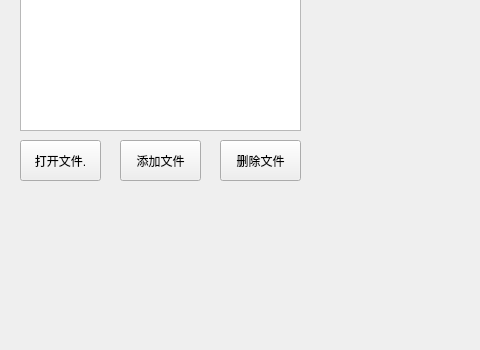
Qt form open_files.ui (ValleyQ/Xrename) before a commit; both pictures show x 0 to 480 and y 250 to 600 of the 800 by 600 pixel window.
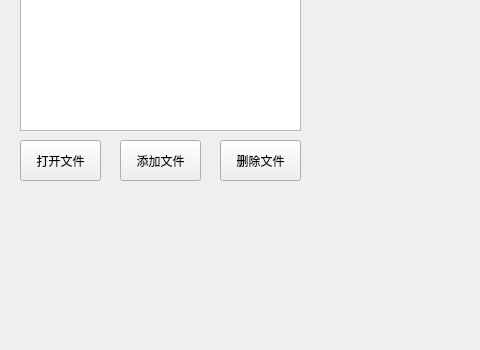
The same form after that commit.

Commit message: 界面修改

Patch:
```diff
--- a/open_files.ui
+++ b/open_files.ui
@@ -24,7 +24,7 @@
      </rect>
     </property>
     <property name="text">
-     <string>打开文件.</string>
+     <string>打开文件</string>
     </property>
    </widget>
    <widget class="QListView" name="files_list">
```
Left out of the diff: 2 changed lines with no effect on the pictures.
